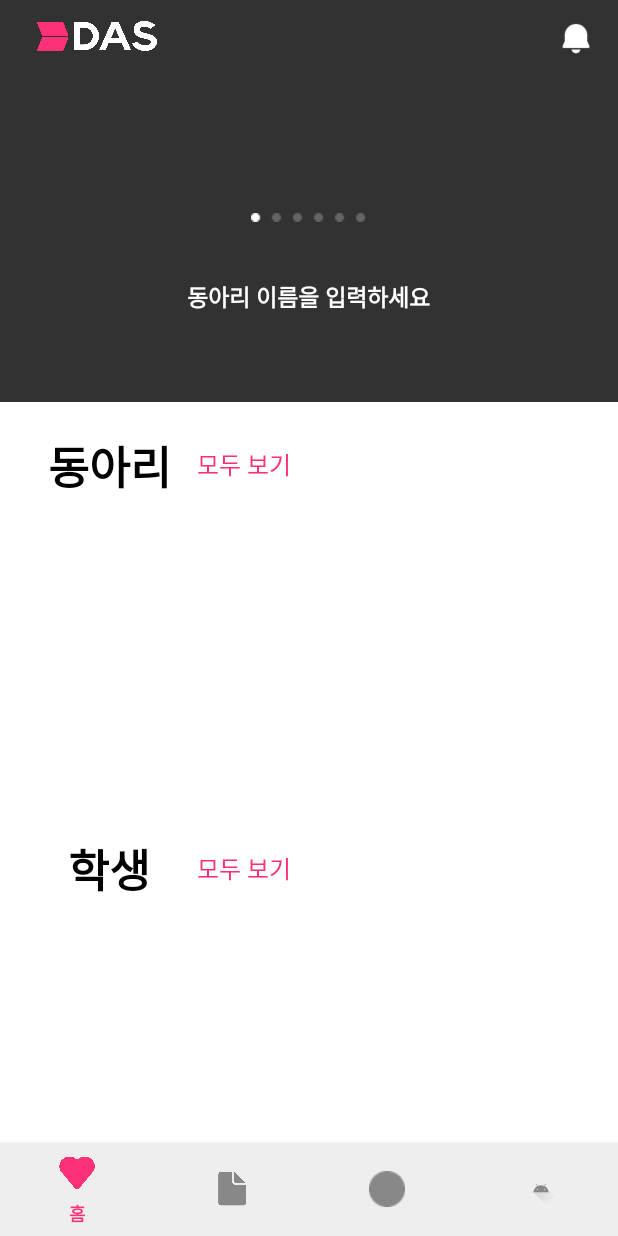
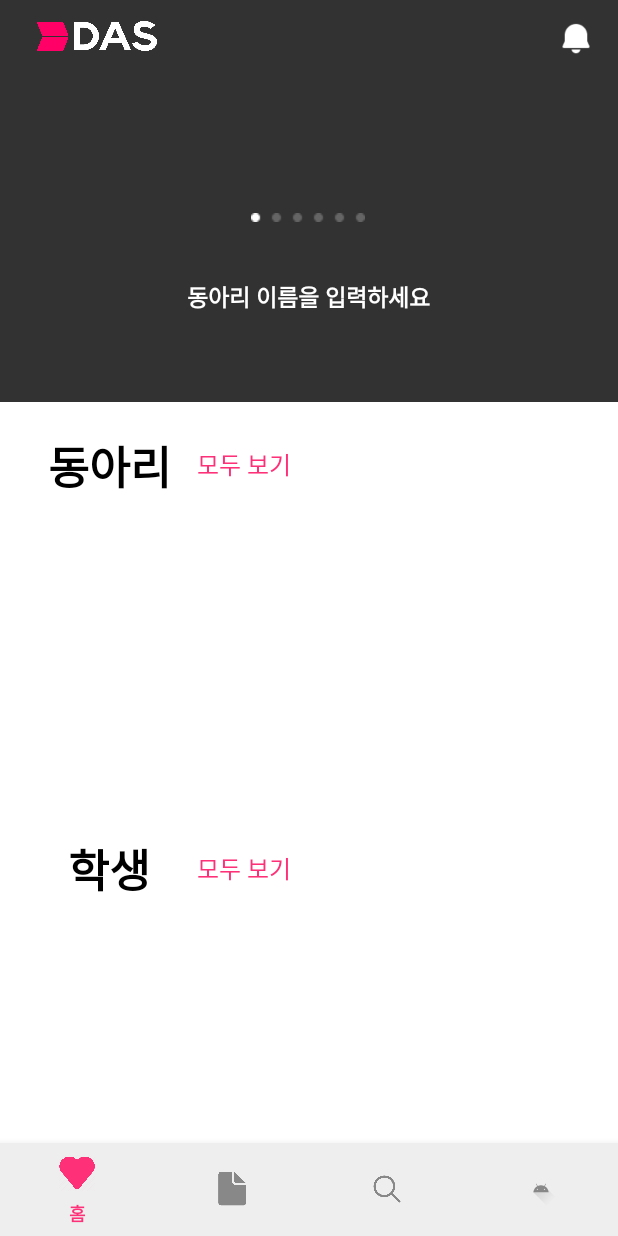
Before and after one commit to Dsm-DAS/DAS_Android, an Android app: the screen it shows after launch (MainActivity), on a phone screen of 412 x 824 dp. Run offline under Robolectric (Android 15) with nearby library versions, the phone set to English and light mode, and no system bars.

Commit message:
❌ :: drawable img 삭제

```diff
--- a/Das_Android/app/src/main/res/layout/fragment_mainpage.xml
+++ b/Das_Android/app/src/main/res/layout/fragment_mainpage.xml
@@ -49,7 +49,7 @@
                 android:id="@+id/logo"
                 android:layout_width="80dp"
                 android:layout_height="20dp"
-                android:background="@drawable/img_5"
+                android:background="@drawable/img_4"
                 app:layout_constraintBottom_toBottomOf="parent"
                 app:layout_constraintEnd_toStartOf="@+id/main_alarm"
                 app:layout_constraintHorizontal_bias="0.085"
--- a/Das_Android/app/src/main/res/menu/item_list.xml
+++ b/Das_Android/app/src/main/res/menu/item_list.xml
@@ -11,7 +11,7 @@
     <item
         android:id="@+id/search"
         android:title="검색"
-        android:icon="@drawable/img"/>
+        android:icon="@drawable/img_1"/>
     <item
         android:id="@+id/menu"
         android:title="프로필"
```
Also changed, not shown: Das_Android/app/src/main/res/layout/fragment_home.xml (deleted, +0 -17 lines), Das_Android/app/src/main/res/drawable-v24/img.png (deleted), Das_Android/app/src/main/res/drawable/club_like.png (deleted), Das_Android/app/src/main/res/drawable/img.png (deleted), Das_Android/app/src/main/res/drawable/img_2.png (deleted), Das_Android/app/src/main/res/drawable/img_3.png (deleted), Das_Android/app/src/main/res/drawable/img_5.png (deleted), Das_Android/app/src/main/res/drawable/main_logo.png (deleted).
